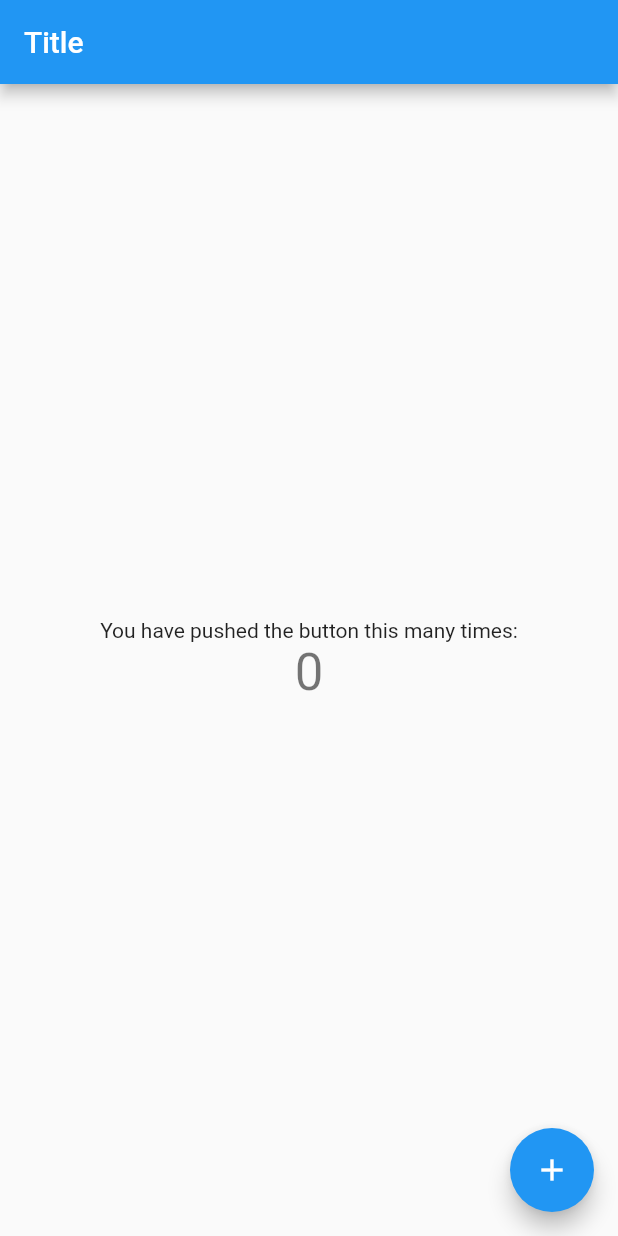
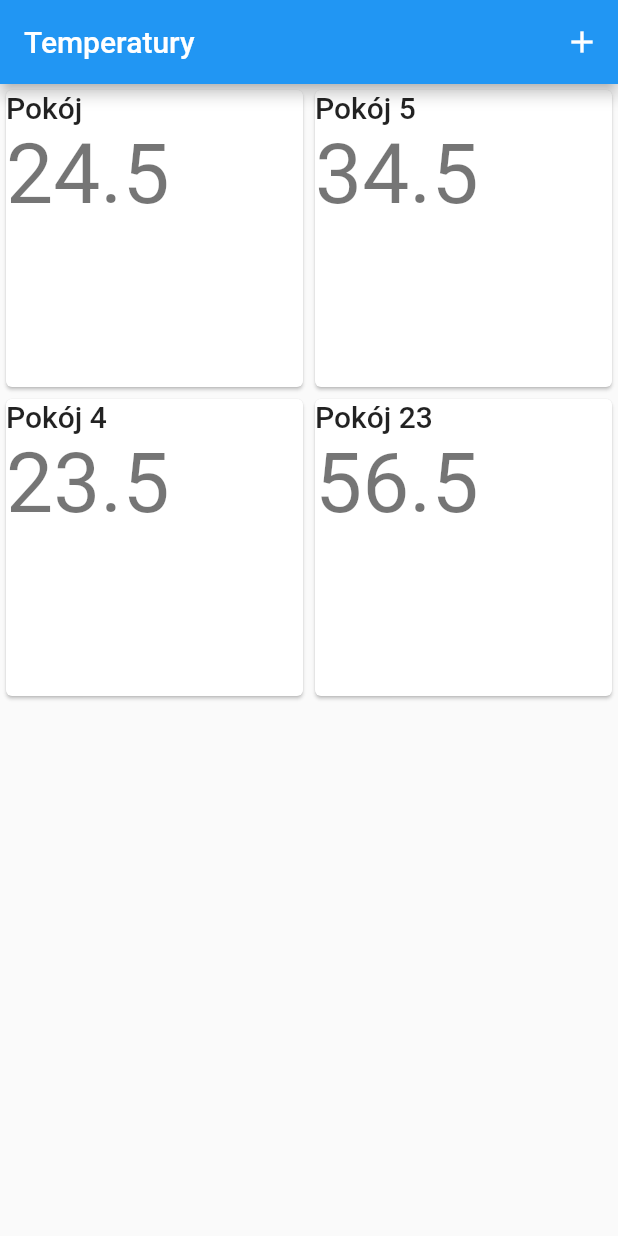
Before and after one commit to PatrykKot/furnace-temperature-monitor-client-flutter, a Flutter app: the screen it shows after launch, on a phone screen of 412 x 824 dp. Run offline on Flutter 3.47's test engine with Material 2 defaults, Android fonts, the phone set to English and light mode, and no system bars.

Commit message:
First attempt of displaying temperatures

```diff
--- a/lib/app/app.dart
+++ b/lib/app/app.dart
@@ -1,5 +1,6 @@
 import 'package:flutter/material.dart';
-import 'package:ftm_client_flutter/app/home/home.dart';
+import 'package:ftm_client_flutter/app/temperature/page/homePage.dart';
+import 'package:ftm_client_flutter/app/temperature/sensor/page/addSensorPage.dart';
 
 class MyApp extends StatelessWidget {
   @override
@@ -9,7 +10,11 @@ class MyApp extends StatelessWidget {
       theme: ThemeData(
         primarySwatch: Colors.blue,
       ),
-      home: MyHomePage(),
+      initialRoute: '/',
+      routes: {
+        '/': (context) => HomePage(),
+        '/addSensor': (context) => AddSensorPage()
+      },
     );
   }
 }
--- a/lib/app/home/home.dart
+++ /dev/null
@@ -1,46 +0,0 @@
-import 'package:flutter/material.dart';
-
-class MyHomePage extends StatefulWidget {
-  MyHomePage({Key key}) : super(key: key);
-
-  @override
-  _MyHomePageState createState() => _MyHomePageState();
-}
-
-class _MyHomePageState extends State<MyHomePage> {
-  int _counter = 0;
-
-  void _incrementCounter() {
-    setState(() {
-      _counter++;
-    });
-  }
-
-  @override
-  Widget build(BuildContext context) {
-    return Scaffold(
-      appBar: AppBar(
-        title: Text('Title'),
-      ),
-      body: Center(
-        child: Column(
-          mainAxisAlignment: MainAxisAlignment.center,
-          children: <Widget>[
-            Text(
-              'You have pushed the button this many times:',
-            ),
-            Text(
-              '$_counter',
-              style: Theme.of(context).textTheme.display1,
-            ),
-          ],
-        ),
-      ),
-      floatingActionButton: FloatingActionButton(
-        onPressed: _incrementCounter,
-        tooltip: 'Increment',
-        child: Icon(Icons.add),
-      ),
-    );
-  }
-}
--- /dev/null
+++ b/lib/app/temperature/dto/temperature.dart
@@ -0,0 +1,9 @@
+import 'package:ftm_client_flutter/app/temperature/sensor/dto/sensor.dart';
+
+class LastTemperatureLogDto {
+  int id;
+  double value;
+  SensorDto sensor;
+
+  LastTemperatureLogDto(this.id, this.value, this.sensor);
+}
--- /dev/null
+++ b/lib/app/temperature/page/homePage.dart
@@ -0,0 +1,96 @@
+import 'package:flutter/material.dart';
+import 'package:ftm_client_flutter/app/temperature/dto/temperature.dart';
+import 'package:ftm_client_flutter/app/temperature/sensor/dto/sensor.dart';
+
+class HomePage extends StatefulWidget {
+  HomePage({Key key}) : super(key: key);
+
+  @override
+  _HomePageState createState() => _HomePageState();
+}
+
+class _HomePageState extends State<HomePage> {
+  List<LastTemperatureLogDto> temperatures = [
+    LastTemperatureLogDto(1, 24.5, SensorDto(1, 'Pokój')),
+    LastTemperatureLogDto(2, 34.5, SensorDto(2, 'Pokój 5')),
+    LastTemperatureLogDto(3, 23.5, SensorDto(3, 'Pokój 4')),
+    LastTemperatureLogDto(4, 56.5, SensorDto(4, 'Pokój 23')),
+  ]; // TODO fetch from server
+
+  _goToNewSensorsView() {
+    Navigator.pushNamed(context, '/addSensor');
+  }
+
+  _showModal(sensorId) {
+    print(sensorId);
+
+    showModalBottomSheet(
+        context: context,
+        builder: (BuildContext context) {
+          return new Column(
+            mainAxisSize: MainAxisSize.min,
+            children: <Widget>[
+              new ListTile(
+                leading: new Icon(Icons.history),
+                title: new Text('Pokaż historię'),
+                onTap: () => {},
+              ),
+              new ListTile(
+                leading: new Icon(Icons.settings),
+                title: new Text('Edytuj czujnik'),
+                onTap: () => {},
+              ),
+              new ListTile(
+                leading: new Icon(Icons.delete),
+                title: new Text('Usuń czujnik'),
+                onTap: () => {},
+              ),
+            ],
+          );
+        });
+  }
+
+  _generateTemperatureCard(LastTemperatureLogDto temperature) {
+    return InkWell(
+        onTap: () => _showModal(temperature.sensor.id),
+        child: Card(
+            child: Column(
+          children: <Widget>[
+            Row(
+              children: <Widget>[
+                Text(
+                  temperature.sensor.name,
+                  style: Theme.of(context).textTheme.title,
+                ),
+              ],
+            ),
+            Row(
+              children: <Widget>[
+                Text(
+                  temperature.value.toString(),
+                  style: Theme.of(context).textTheme.display3,
+                ),
+              ],
+            )
+          ],
+        )));
+  }
+
+  @override
+  Widget build(BuildContext context) {
+    return Scaffold(
+      appBar: AppBar(
+        title: Text('Temperatury'),
+        actions: <Widget>[
+          IconButton(icon: Icon(Icons.add), onPressed: _goToNewSensorsView)
+        ],
+      ),
+      body: GridView.count(
+        crossAxisCount: 2,
+        children: temperatures.map<Widget>((temperature) {
+          return _generateTemperatureCard(temperature);
+        }).toList(),
+      ),
+    );
+  }
+}
--- /dev/null
+++ b/lib/app/temperature/sensor/dto/sensor.dart
@@ -0,0 +1,6 @@
+class SensorDto {
+  int id;
+  String name;
+
+  SensorDto(this.id, this.name);
+}
```
Also changed, not shown: lib/app/temperature/sensor/page/addSensorPage.dart (added, +15 -0 lines).
